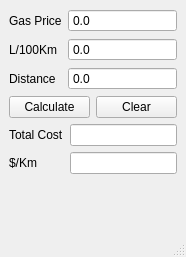
Old version of the form mainwindow.ui in the repository hyfung/Qt_GasCostCalculator.
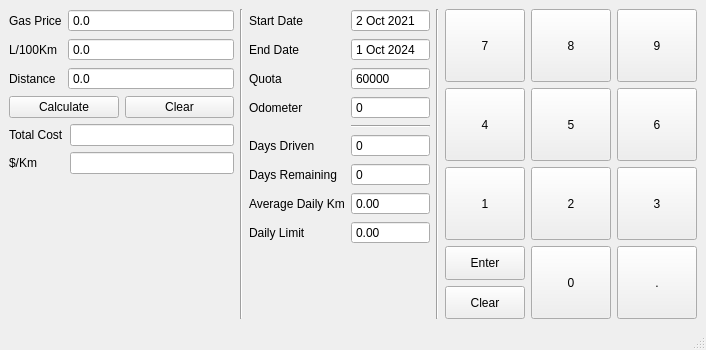
New version of the form.

```diff
--- a/mainwindow.ui
+++ b/mainwindow.ui
@@ -6,14 +6,16 @@
    <rect>
     <x>0</x>
     <y>0</y>
-    <width>186</width>
-    <height>257</height>
+    <width>706</width>
+    <height>350</height>
    </rect>
   </property>
   <property name="windowTitle">
    <string>Price Calculator</string>
   </property>
   <widget class="QWidget" name="centralwidget">
+   <layout class="QHBoxLayout" name="horizontalLayout_2">
+    <item>
    <layout class="QVBoxLayout" name="verticalLayout">
     <item>
      <layout class="QFormLayout" name="formLayout">
@@ -136,9 +138,7 @@
         </property>
        </widget>
       </item>
-     </layout>
-    </item>
-    <item>
+        <item row="2" column="1">
      <spacer name="verticalSpacer">
       <property name="orientation">
        <enum>Qt::Vertical</enum>
@@ -152,6 +152,385 @@
      </spacer>
     </item>
    </layout>
+      </item>
+     </layout>
+    </item>
+    <item>
+     <widget class="Line" name="line_2">
+      <property name="orientation">
+       <enum>Qt::Vertical</enum>
+      </property>
+     </widget>
+    </item>
+    <item>
+     <layout class="QVBoxLayout" name="verticalLayout_3">
+      <item>
+       <layout class="QFormLayout" name="formLayout_3">
+        <item row="0" column="0">
+         <widget class="QLabel" name="label_7">
+          <property name="text">
+           <string>Start Date</string>
+          </property>
+         </widget>
+        </item>
+        <item row="7" column="0">
+         <widget class="QLabel" name="label_6">
+          <property name="text">
+           <string>Average Daily Km</string>
+          </property>
+         </widget>
+        </item>
+        <item row="6" column="0">
+         <widget class="QLabel" name="label_8">
+          <property name="text">
+           <string>Days Remaining</string>
+          </property>
+         </widget>
+        </item>
+        <item row="5" column="0">
+         <widget class="QLabel" name="label_9">
+          <property name="text">
+           <string>Days Driven</string>
+          </property>
+         </widget>
+        </item>
+        <item row="3" column="0">
+         <widget class="QLabel" name="label_10">
+          <property name="text">
+           <string>Odometer</string>
+          </property>
+         </widget>
+        </item>
+        <item row="2" column="0">
+         <widget class="QLabel" name="label_11">
+          <property name="text">
+           <string>Quota</string>
+          </property>
+         </widget>
+        </item>
+        <item row="1" column="0">
+         <widget class="QLabel" name="label_12">
+          <property name="text">
+           <string>End Date</string>
+          </property>
+         </widget>
+        </item>
+        <item row="0" column="1">
+         <widget class="QDateEdit" name="dateEdit_startDate">
+          <property name="buttonSymbols">
+           <enum>QAbstractSpinBox::NoButtons</enum>
+          </property>
+          <property name="dateTime">
+           <datetime>
+            <hour>0</hour>
+            <minute>0</minute>
+            <second>0</second>
+            <year>2021</year>
+            <month>10</month>
+            <day>2</day>
+           </datetime>
+          </property>
+         </widget>
+        </item>
+        <item row="8" column="0">
+         <widget class="QLabel" name="label_13">
+          <property name="text">
+           <string>Daily Limit</string>
+          </property>
+         </widget>
+        </item>
+        <item row="2" column="1">
+         <widget class="QSpinBox" name="spinBox_quota">
+          <property name="buttonSymbols">
+           <enum>QAbstractSpinBox::NoButtons</enum>
+          </property>
+          <property name="maximum">
+           <number>999999</number>
+          </property>
+          <property name="singleStep">
+           <number>10000</number>
+          </property>
+          <property name="value">
+           <number>60000</number>
+          </property>
+         </widget>
+        </item>
+        <item row="3" column="1">
+         <widget class="QSpinBox" name="spinBox_odometer">
+          <property name="buttonSymbols">
+           <enum>QAbstractSpinBox::NoButtons</enum>
+          </property>
+          <property name="maximum">
+           <number>999999</number>
+          </property>
+         </widget>
+        </item>
+        <item row="5" column="1">
+         <widget class="QSpinBox" name="spinBox_daysDriven">
+          <property name="buttonSymbols">
+           <enum>QAbstractSpinBox::NoButtons</enum>
+          </property>
+          <property name="maximum">
+           <number>99999</number>
+          </property>
+         </widget>
+        </item>
+        <item row="6" column="1">
+         <widget class="QSpinBox" name="spinBox_daysRemaining">
+          <property name="buttonSymbols">
+           <enum>QAbstractSpinBox::NoButtons</enum>
+          </property>
+          <property name="maximum">
+           <number>99999</number>
+          </property>
+         </widget>
+        </item>
+        <item row="7" column="1">
+         <widget class="QDoubleSpinBox" name="doubleSpinBox_averageDaily">
+          <property name="buttonSymbols">
+           <enum>QAbstractSpinBox::NoButtons</enum>
+          </property>
+          <property name="maximum">
+           <double>999999.000000000000000</double>
+          </property>
+         </widget>
+        </item>
+        <item row="8" column="1">
+         <widget class="QDoubleSpinBox" name="doubleSpinBox_dailyLimit">
+          <property name="buttonSymbols">
+           <enum>QAbstractSpinBox::NoButtons</enum>
+          </property>
+          <property name="maximum">
+           <double>999999.000000000000000</double>
+          </property>
+         </widget>
+        </item>
+        <item row="4" column="1">
+         <widget class="Line" name="line">
+          <property name="orientation">
+           <enum>Qt::Horizontal</enum>
+          </property>
+         </widget>
+        </item>
+        <item row="1" column="1">
+         <widget class="QDateEdit" name="dateEdit_endDate">
+          <property name="buttonSymbols">
+           <enum>QAbstractSpinBox::NoButtons</enum>
+          </property>
+          <property name="dateTime">
+           <datetime>
+            <hour>0</hour>
+            <minute>0</minute>
+            <second>0</second>
+            <year>2024</year>
+            <month>10</month>
+            <day>1</day>
+           </datetime>
+          </property>
+         </widget>
+        </item>
+        <item row="9" column="1">
+         <spacer name="verticalSpacer_2">
+          <property name="orientation">
+           <enum>Qt::Vertical</enum>
+          </property>
+          <property name="sizeHint" stdset="0">
+           <size>
+            <width>20</width>
+            <height>40</height>
+           </size>
+          </property>
+         </spacer>
+        </item>
+       </layout>
+      </item>
+     </layout>
+    </item>
+    <item>
+     <widget class="Line" name="line_3">
+      <property name="orientation">
+       <enum>Qt::Vertical</enum>
+      </property>
+     </widget>
+    </item>
+    <item>
+     <layout class="QGridLayout" name="gridLayout">
+      <item row="0" column="0">
+       <widget class="QPushButton" name="pushButtonum7">
+        <property name="sizePolicy">
+         <sizepolicy hsizetype="Minimum" vsizetype="Preferred">
+          <horstretch>0</horstretch>
+          <verstretch>0</verstretch>
+         </sizepolicy>
+        </property>
+        <property name="text">
+         <string>7</string>
+        </property>
+       </widget>
+      </item>
+      <item row="2" column="2">
+       <widget class="QPushButton" name="pushButton_num3">
+        <property name="sizePolicy">
+         <sizepolicy hsizetype="Minimum" vsizetype="Preferred">
+          <horstretch>0</horstretch>
+          <verstretch>0</verstretch>
+         </sizepolicy>
+        </property>
+        <property name="text">
+         <string>3</string>
+        </property>
+       </widget>
+      </item>
+      <item row="1" column="1">
+       <widget class="QPushButton" name="pushButton_num5">
+        <property name="sizePolicy">
+         <sizepolicy hsizetype="Minimum" vsizetype="Preferred">
+          <horstretch>0</horstretch>
+          <verstretch>0</verstretch>
+         </sizepolicy>
+        </property>
+        <property name="text">
+         <string>5</string>
+        </property>
+       </widget>
+      </item>
+      <item row="2" column="1">
+       <widget class="QPushButton" name="pushButton_num2">
+        <property name="sizePolicy">
+         <sizepolicy hsizetype="Minimum" vsizetype="Preferred">
+          <horstretch>0</horstretch>
+          <verstretch>0</verstretch>
+         </sizepolicy>
+        </property>
+        <property name="text">
+         <string>2</string>
+        </property>
+       </widget>
+      </item>
+      <item row="1" column="0">
+       <widget class="QPushButton" name="pushButton_num4">
+        <property name="sizePolicy">
+         <sizepolicy hsizetype="Minimum" vsizetype="Preferred">
+          <horstretch>0</horstretch>
+          <verstretch>0</verstretch>
+         </sizepolicy>
+        </property>
+        <property name="text">
+         <string>4</string>
+        </property>
+       </widget>
+      </item>
+      <item row="0" column="1">
+       <widget class="QPushButton" name="pushButton_num8">
+        <property name="sizePolicy">
+         <sizepolicy hsizetype="Minimum" vsizetype="Preferred">
+          <horstretch>0</horstretch>
+          <verstretch>0</verstretch>
+         </sizepolicy>
+        </property>
+        <property name="text">
+         <string>8</string>
+        </property>
+       </widget>
+      </item>
+      <item row="0" column="2">
+       <widget class="QPushButton" name="pushButton_num9">
+        <property name="sizePolicy">
+         <sizepolicy hsizetype="Minimum" vsizetype="Preferred">
+          <horstretch>0</horstretch>
+          <verstretch>0</verstretch>
+         </sizepolicy>
+        </property>
+        <property name="text">
+         <string>9</string>
+        </property>
+       </widget>
+      </item>
+      <item row="2" column="0">
+       <widget class="QPushButton" name="pushButton_num1">
+        <property name="sizePolicy">
+         <sizepolicy hsizetype="Minimum" vsizetype="Preferred">
+          <horstretch>0</horstretch>
+          <verstretch>0</verstretch>
+         </sizepolicy>
+        </property>
+        <property name="text">
+         <string>1</string>
+        </property>
+       </widget>
+      </item>
+      <item row="1" column="2">
+       <widget class="QPushButton" name="pushButton_num6">
+        <property name="sizePolicy">
+         <sizepolicy hsizetype="Minimum" vsizetype="Preferred">
+          <horstretch>0</horstretch>
+          <verstretch>0</verstretch>
+         </sizepolicy>
+        </property>
+        <property name="text">
+         <string>6</string>
+        </property>
+       </widget>
+      </item>
+      <item row="3" column="0">
+       <layout class="QVBoxLayout" name="verticalLayout_2">
+        <item>
+         <widget class="QPushButton" name="pushButton_num_enter">
+          <property name="sizePolicy">
+           <sizepolicy hsizetype="Minimum" vsizetype="Preferred">
+            <horstretch>0</horstretch>
+            <verstretch>0</verstretch>
+           </sizepolicy>
+          </property>
+          <property name="text">
+           <string>Enter</string>
+          </property>
+         </widget>
+        </item>
+        <item>
+         <widget class="QPushButton" name="pushButton_num_clear">
+          <property name="sizePolicy">
+           <sizepolicy hsizetype="Minimum" vsizetype="Preferred">
+            <horstretch>0</horstretch>
+            <verstretch>0</verstretch>
+           </sizepolicy>
+          </property>
+          <property name="text">
+           <string>Clear</string>
+          </property>
+         </widget>
+        </item>
+       </layout>
+      </item>
+      <item row="3" column="1">
+       <widget class="QPushButton" name="pushButton_num0">
+        <property name="sizePolicy">
+         <sizepolicy hsizetype="Minimum" vsizetype="Preferred">
+          <horstretch>0</horstretch>
+          <verstretch>0</verstretch>
+         </sizepolicy>
+        </property>
+        <property name="text">
+         <string>0</string>
+        </property>
+       </widget>
+      </item>
+      <item row="3" column="2">
+       <widget class="QPushButton" name="pushButton_dot">
+        <property name="sizePolicy">
+         <sizepolicy hsizetype="Minimum" vsizetype="Preferred">
+          <horstretch>0</horstretch>
+          <verstretch>0</verstretch>
+         </sizepolicy>
+        </property>
+        <property name="text">
+         <string>.</string>
+        </property>
+       </widget>
+      </item>
+     </layout>
+    </item>
+   </layout>
   </widget>
   <widget class="QMenuBar" name="menubar">
    <property name="geometry">
```
Left out of the diff: 30 changed lines with no effect on the pictures. Lines whose indentation alone changed are shown as unchanged.
